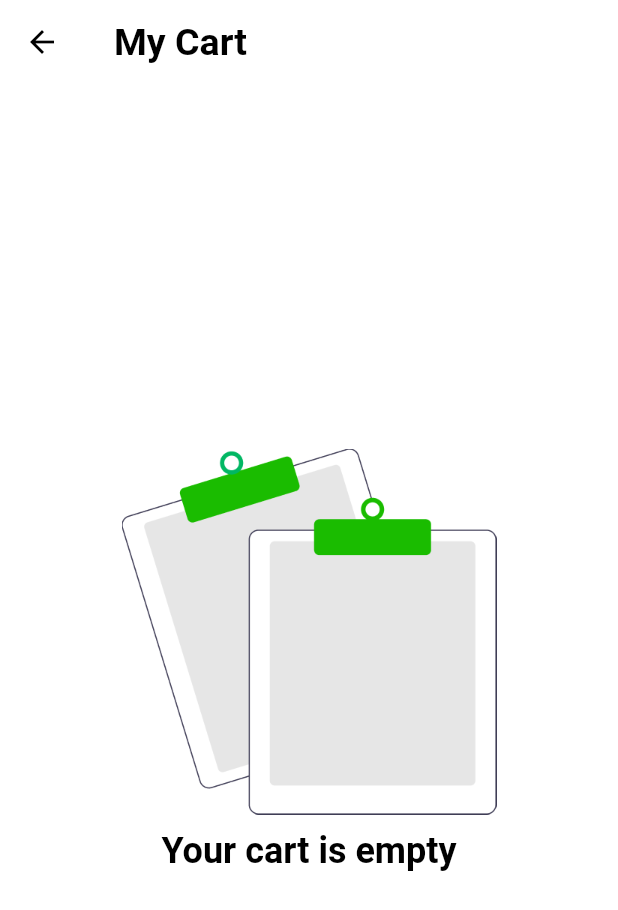
After one commit to fayruozAtef/ODC-LaVie, a Flutter app: the CartScreen screen opened directly, on a phone screen of 412 x 824 dp. The commit adds this screen. Shown: the top 910 px of the screen. Run offline on Flutter 3.47's test engine with Material 2 defaults, Android fonts, the phone set to English and light mode, and no system bars; our stand-ins replace animated_splash_screen, bloc, conditional_builder_null_safety, dio, flutter_bloc, fluttertoast and 5 more; accounts and stored records are empty.

Commit message:
basics of add cart screen

```diff
--- /dev/null
+++ b/lib/module/cart/cart_screen.dart
@@ -0,0 +1,24 @@
+import 'package:flutter/material.dart';
+import 'package:google_fonts/google_fonts.dart';
+
+class CartScreen extends StatelessWidget {
+
+  @override
+  Widget build(BuildContext context) {
+    return Scaffold(
+      appBar: AppBar(
+        title: Text('My Cart'),
+      ),
+      body: Column(
+        mainAxisAlignment: MainAxisAlignment.center,
+        children: [
+          Center(
+            child: Image(image: AssetImage('assets/images/emptyCart.png',),height: 244.0,width: 250.0,),
+          ),
+          const SizedBox(height: 10.0,),
+          Text('Your cart is empty', style: GoogleFonts.roboto(textStyle: TextStyle(fontSize: 24.0)),),
+        ],
+      ),
+    );
+  }
+}
--- a/lib/module/home/home_screen.dart
+++ b/lib/module/home/home_screen.dart
@@ -3,6 +3,7 @@ import 'package:flutter/material.dart';
 import 'package:flutter_bloc/flutter_bloc.dart';
 import 'package:google_fonts/google_fonts.dart';
 import 'package:lavei/layout/lavie_layout/cubit/states.dart';
+import 'package:lavei/module/cart/cart_screen.dart';
 import 'package:lavei/module/search/search_screen.dart';
 import '../../layout/lavie_layout/cubit/cubit.dart';
 import '../../shared/component/components.dart';
@@ -77,6 +78,7 @@ class HomeScreen extends StatelessWidget {
                       ),
                       child: IconButton(
                         onPressed: () {
+                          navigateTo(context, CartScreen());
                         },
                         icon: const Image(
                           image: AssetImage(
```
Also changed, not shown: assets/images/emptyCart.png (added).
